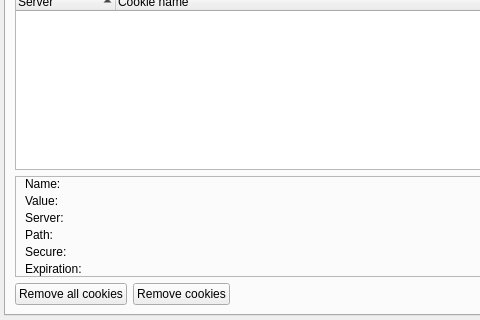
This is src/lib/cookies/cookiemanager.ui in QupZilla/qupzilla as Qt 5 draws it before an edit; both pictures show x 0 to 480 and y 95 to 415 of the 617 by 415 pixel window. The edited form follows.
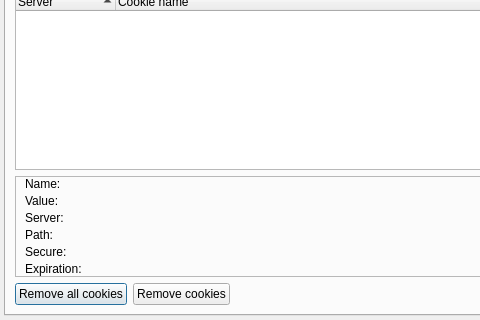
This is the edited form. Custom widgets are drawn as their Qt base class.

Commit message:
CookieManager: Switch to QDialog
This fixes issue when Cookie Manager may have been opened
under current window (eg. in Preferences)

```diff
--- a/src/lib/cookies/cookiemanager.ui
+++ b/src/lib/cookies/cookiemanager.ui
@@ -1,7 +1,7 @@
 <?xml version="1.0" encoding="UTF-8"?>
 <ui version="4.0">
  <class>CookieManager</class>
- <widget class="QWidget" name="CookieManager">
+ <widget class="QDialog" name="CookieManager">
   <property name="geometry">
    <rect>
     <x>0</x>
```
The commit also changes 7 other files.
